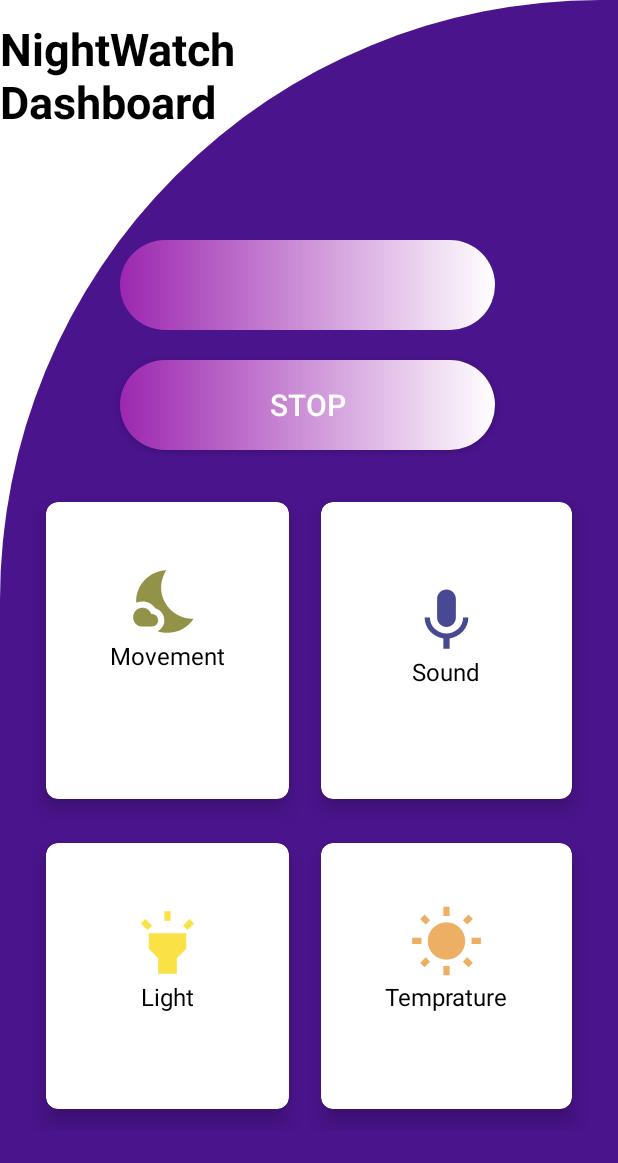
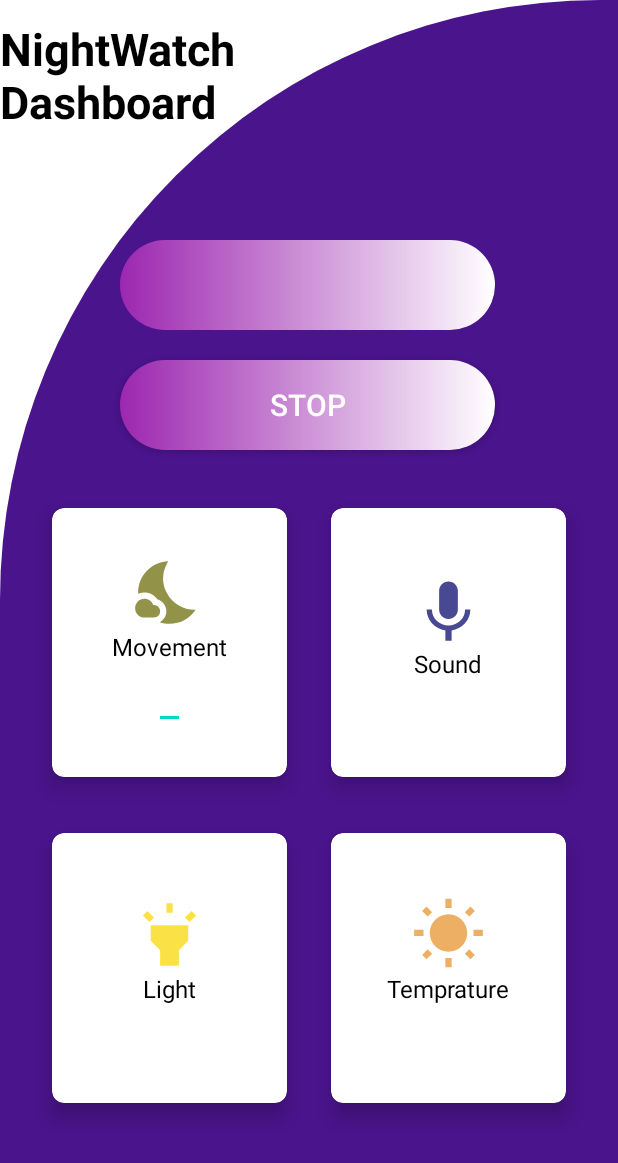
Before and after one commit to oferlev5/NightWatch, an Android app: the fragment TerminalFragment shown on its own in the app's theme, after a tap on "STOP", on a phone screen of 412 x 824 dp. Shown: the top 1163 px of the screen. Run offline under Robolectric (Android 15) with nearby library versions, the phone set to English and light mode, and no system bars; our stand-ins replace Firebase (no records; nobody signed in at launch, a user with empty details on screens opened directly); libraries missing offline, so code that uses them is left out: com.github.mikephil.charting, io.grpc.internal; 14 statements that could not run were skipped.

Commit message:
db with user trying

```diff
--- a/app/src/main/java/com/example/tutorial6/LoginActivity.java
+++ b/app/src/main/java/com/example/tutorial6/LoginActivity.java
@@ -19,6 +19,7 @@ import java.util.HashMap;
 
 public class LoginActivity extends AppCompatActivity {
     private  static int DELAY_TIME=1000;
+    public static String username;
 
     @Override
     protected void onCreate(Bundle savedInstanceState) {
@@ -105,6 +106,8 @@ public class LoginActivity extends AppCompatActivity {
                     Toast.makeText(LoginActivity.this, "wrong email or password", Toast.LENGTH_SHORT).show();
                 }
                 else{
+
+                    username = (String) data.get("username");
                     Toast.makeText(LoginActivity.this, "Logged in successfully ", Toast.LENGTH_SHORT).show();
                     new Handler().postDelayed(new Runnable() {
                         @Override
--- a/app/src/main/java/com/example/tutorial6/TerminalFragment.java
+++ b/app/src/main/java/com/example/tutorial6/TerminalFragment.java
@@ -11,6 +11,7 @@ import android.content.Intent;
 import android.content.ServiceConnection;
 import android.os.Build;
 import android.os.Bundle;
+import android.os.Handler;
 import android.os.IBinder;
 import android.text.Spannable;
 import android.text.SpannableStringBuilder;
@@ -30,6 +31,7 @@ import androidx.fragment.app.Fragment;
 import androidx.fragment.app.FragmentManager;
 import androidx.fragment.app.FragmentTransaction;
 
+import com.example.tutorial6.ui.home.DBOperations;
 import com.example.tutorial6.ui.home.FunctionalityFragment;
 import com.github.mikephil.charting.data.Entry;
 import com.google.type.DateTime;
@@ -55,6 +57,9 @@ public class TerminalFragment extends Fragment implements ServiceConnection, Ser
     private Boolean firstFlag = Boolean.TRUE;
     float firstTime;
     public LocalDateTime start = LocalDateTime.now();
+    private  static int DELAY_TIME=3000;
+
+
 
     private int numMoving = 0;
 
@@ -207,6 +212,7 @@ public class TerminalFragment extends Fragment implements ServiceConnection, Ser
 
 
                 /** save to DB */
+                DBOperations db = new DBOperations();
                 thisFrag.firstFlag = Boolean.TRUE;
                 System.out.println("thisFrag.start = " + thisFrag.start);
                 DateTimeFormatter dtf = DateTimeFormatter.ofPattern("yyyy/MM/dd HH:mm:ss");
@@ -217,18 +223,29 @@ public class TerminalFragment extends Fragment implements ServiceConnection, Ser
                 toSave.put("startTime",startTime);
                 toSave.put("stopTime",stopTime);
                 toSave.put("numMoving", moving);
+                db.insertEvent(toSave);
 
                 System.out.println("toSave = " + toSave.get("startTime"));
 
 //                HERE I NEED TO SAVE
 
                 /** change the fragents displayed*/
-                FragmentTransaction fragmentTransaction = fragmentManager.beginTransaction();
-                Fragment anotherFragment = new FunctionalityFragment();
-                fragmentTransaction.replace(R.id.nav_host_fragment_content_drawer,anotherFragment);
+                Toast.makeText(getActivity(), "Saving your Data... ", Toast.LENGTH_SHORT).show();
+                new Handler().postDelayed(new Runnable() {
+                    @Override
+                    public void run() {
+                        FragmentTransaction fragmentTransaction = fragmentManager.beginTransaction();
+                        Fragment anotherFragment = new FunctionalityFragment();
+                        fragmentTransaction.replace(R.id.nav_host_fragment_content_drawer,anotherFragment);
 //                fragmentTransaction.add(R.id.nav_host_fragment_content_main2, anotherFragment);
-                fragmentTransaction.addToBackStack(null);
-                fragmentTransaction.commit();
+                        fragmentTransaction.addToBackStack(null);
+                        fragmentTransaction.commit();
+
+
+                    }
+                },DELAY_TIME);
+
+
             }
         });
 
@@ -372,17 +389,17 @@ public class TerminalFragment extends Fragment implements ServiceConnection, Ser
         int timeSec = (int) time;
         if (timeSec < 60) {
             String timeString = String.valueOf(timeSec);
-            this.timeText.setText(timeString + " seconds");
+            this.timeText.setText(timeString + " SECONDS");
         }else{
             int timeMin= timeSec/60;
             if (timeMin < 60){
                 String timeString = String.valueOf(timeMin);
-                this.timeText.setText(timeString + " minutes");
+                this.timeText.setText(timeString + " MINUTES");
             }
             else {
                 int timeHour= timeMin/60;
                 String timeString = String.valueOf(timeHour);
-                this.timeText.setText(timeString + " hours");
+                this.timeText.setText(timeString + " HOURS");
             }
         }
     }
--- a/app/src/main/java/com/example/tutorial6/ui/history/HistoryFragment.java
+++ b/app/src/main/java/com/example/tutorial6/ui/history/HistoryFragment.java
@@ -42,7 +42,7 @@ public class HistoryFragment extends Fragment {
                 for (HashMap.Entry<String, Object> entry : documents.entrySet()) {
                     String documentId = entry.getKey();
                     HashMap<String, String> documentData = (HashMap<String, String>) entry.getValue();
-                    Item item = new Item("Start Time: " + documentData.get("startTime"), "End Time: " +documentData.get("stopTime"),"Motion: "+documentData.get("startTime"),R.drawable.bab3n);
+                    Item item = new Item("Start Time: " + documentData.get("startTime"), "End Time: " +documentData.get("stopTime"),"Motion: "+documentData.get("numMoving"),R.drawable.bab3n);
                     items.add(item);
                 }
                 loadHistory(items);
--- a/app/src/main/java/com/example/tutorial6/ui/home/DBOperations.java
+++ b/app/src/main/java/com/example/tutorial6/ui/home/DBOperations.java
@@ -2,6 +2,7 @@ package com.example.tutorial6.ui.home;
 
 
 import com.example.tutorial6.CredentialCallback;
+import com.example.tutorial6.LoginActivity;
 import com.google.android.gms.tasks.OnCompleteListener;
 import com.google.android.gms.tasks.OnFailureListener;
 import com.google.android.gms.tasks.OnSuccessListener;
@@ -49,7 +50,8 @@ public class DBOperations {
     }
 
     public void insertEvent(HashMap<String,String> dataToEnter) {
-        db.collection("event ")
+        dataToEnter.put("username", LoginActivity.username);
+        db.collection("events ")
                 .add(dataToEnter)
                 .addOnSuccessListener(new OnSuccessListener<DocumentReference>() {
                     @Override
--- a/app/src/main/res/layout/fragment_functionality.xml
+++ b/app/src/main/res/layout/fragment_functionality.xml
@@ -112,7 +112,6 @@
                     <EditText
                         android:layout_width="wrap_content"
                         android:layout_height="wrap_content"
-                        android:text="No movement"
                         android:textAlignment="center"
                         android:layout_marginTop="1dp"
                         android:textColor="@color/black"
@@ -160,7 +159,6 @@
                     <TextView
                         android:layout_width="wrap_content"
                         android:layout_height="wrap_content"
-                        android:text="No Sound Detected"
                         android:textColor="@color/black"
                         android:textSize="16sp" />
 
@@ -205,7 +203,6 @@
                     <TextView
                         android:layout_width="wrap_content"
                         android:layout_height="wrap_content"
-                        android:text="No light"
                         android:textColor="@color/black"
                         android:textSize="16sp" />
 
@@ -250,7 +247,6 @@
                     <TextView
                         android:layout_width="wrap_content"
                         android:layout_height="wrap_content"
-                        android:text="warm and cozy!"
                         android:textColor="@color/black"
                         android:textSize="16sp" />
 
--- a/app/src/main/res/layout/fragment_terminal.xml
+++ b/app/src/main/res/layout/fragment_terminal.xml
@@ -34,12 +34,14 @@
 <!--        android:textColor="#ffff"-->
 <!--        android:textSize="20dp" />-->
 
-    <EditText
+    <TextView
         android:id="@+id/time_txt"
         android:layout_width="250dp"
         android:layout_height="60dp"
         android:layout_below="@id/textView"
         android:layout_marginStart="80dp"
+        android:layout_marginEnd="60dp"
+        android:paddingTop="15dp"
         android:layout_marginTop="60dp"
         android:background="@drawable/custon_button"
         android:textAlignment="center"
@@ -72,21 +74,24 @@
 
 
     <GridLayout
-        android:layout_width="5000dp"
-        android:layout_height="1500dp"
+        android:layout_width="match_parent"
+        android:layout_height="match_parent"
         android:layout_below="@id/textView"
         android:layout_marginStart="20dp"
         android:layout_marginTop="220dp"
         android:layout_marginEnd="20dp"
         android:layout_marginBottom="70dp"
         android:columnCount="2"
+        android:alignmentMode="alignMargins"
+        android:columnOrderPreserved="false"
+        android:useDefaultMargins="true"
         android:rowCount="2">
 
 
     <androidx.cardview.widget.CardView
         android:id="@+id/cardHome"
-        android:layout_width="wrap_content"
-        android:layout_height="wrap_content"
+        android:layout_width="0dp"
+        android:layout_height="0dp"
         android:layout_row="0"
         android:layout_rowWeight="1"
         android:layout_column="0"
@@ -122,6 +127,7 @@
             android:layout_width="wrap_content"
             android:layout_height="wrap_content"
             android:textColor="@color/black"
+            android:layout_marginTop="1dp"
             android:textSize="16sp" />
 
 
@@ -133,8 +139,8 @@
 
         <androidx.cardview.widget.CardView
             android:id="@+id/sound"
-            android:layout_width="wrap_content"
-            android:layout_height="wrap_content"
+            android:layout_width="0dp"
+            android:layout_height="0dp"
             android:layout_row="0"
             android:layout_rowWeight="1"
             android:layout_column="1"
@@ -179,8 +185,8 @@
         </androidx.cardview.widget.CardView>
 
         <androidx.cardview.widget.CardView
-            android:layout_width="wrap_content"
-            android:layout_height="wrap_content"
+            android:layout_width="0dp"
+            android:layout_height="0dp"
             android:layout_row="1"
             android:layout_rowWeight="1"
             android:layout_column="0"
@@ -225,8 +231,8 @@
         </androidx.cardview.widget.CardView>
 
         <androidx.cardview.widget.CardView
-            android:layout_width="wrap_content"
-            android:layout_height="wrap_content"
+            android:layout_width="0dp"
+            android:layout_height="0dp"
             android:layout_row="1"
             android:layout_rowWeight="1"
             android:layout_column="1"
```
